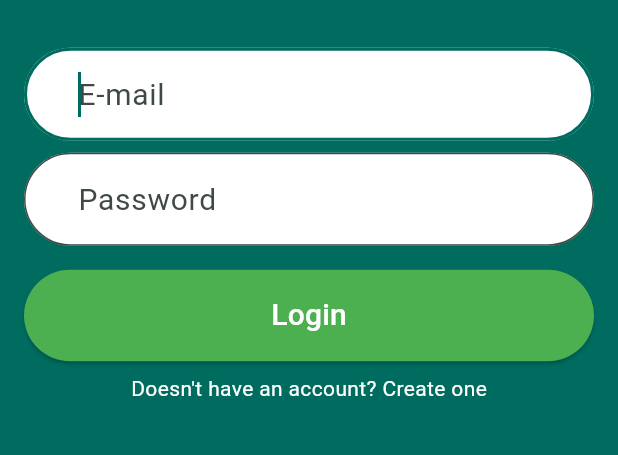
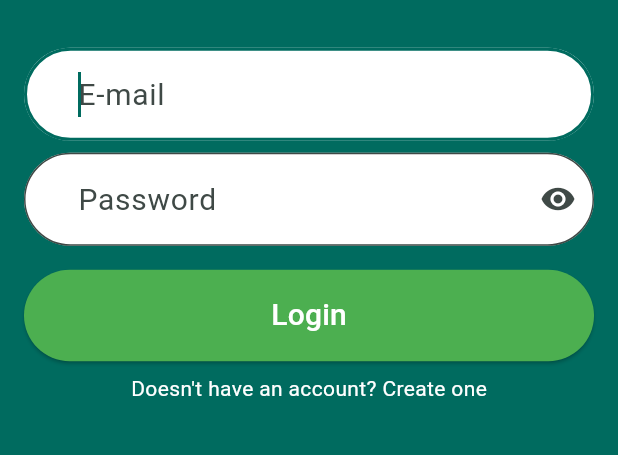
Before and after one commit to samirRibeiro77/not_whatsapp, a Flutter app: the screen it shows after launch, on a phone screen of 412 x 824 dp, the part 529-984 px from its top. Run offline on Flutter 3.47's test engine with Material 3 defaults, Android fonts, the phone set to English and light mode, and no system bars; our stand-ins replace cloud_firestore, firebase_auth, firebase_core; accounts and stored records are empty.

Commit message:
Login
Obscure password

```diff
--- a/lib/src/ui/login_page.dart
+++ b/lib/src/ui/login_page.dart
@@ -15,6 +15,8 @@ class _LoginPageState extends State<LoginPage> {
 
   final _emailController = TextEditingController();
   final _passwordController = TextEditingController();
+
+  bool _passwordObscure = true;
 
   _login() {
     var email = _emailController.text;
@@ -68,6 +70,7 @@ class _LoginPageState extends State<LoginPage> {
                 TextField(
                   controller: _passwordController,
                   keyboardType: TextInputType.visiblePassword,
+                  obscureText: _passwordObscure,
                   style: TextStyle(fontSize: 20),
                   decoration: InputDecoration(
                     contentPadding: EdgeInsets.fromLTRB(32, 16, 32, 16),
@@ -76,6 +79,18 @@ class _LoginPageState extends State<LoginPage> {
                     fillColor: Colors.white,
                     border: OutlineInputBorder(
                       borderRadius: BorderRadius.circular(32),
+                    ),
+                    suffixIcon: IconButton(
+                      icon: Icon(
+                        _passwordObscure
+                            ? Icons.visibility
+                            : Icons.visibility_off,
+                      ),
+                      onPressed: () {
+                        setState(() {
+                          _passwordObscure = !_passwordObscure;
+                        });
+                      },
                     ),
                   ),
                 ),
```
